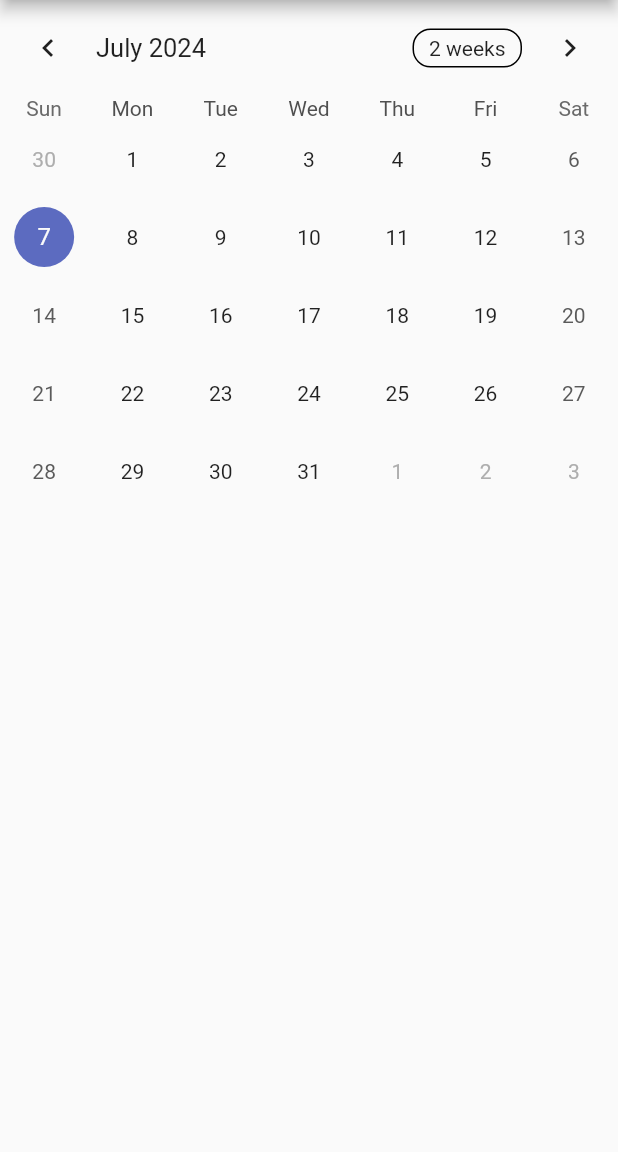
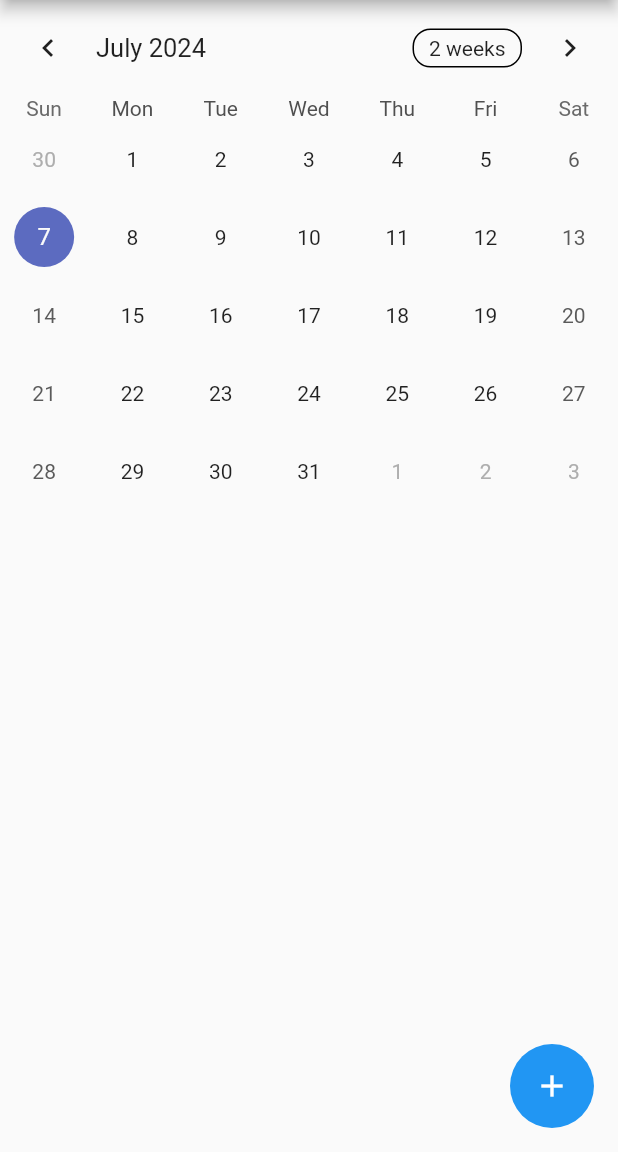
Before and after one commit to katsualonso14/Flutter-Workout-Managar, a Flutter app: the screen it shows once a user with an empty profile is signed in, on a phone screen of 412 x 824 dp, the part 84-1236 px from its top. Run offline on Flutter 3.47's test engine with Material 2 defaults, Android fonts, the phone set to English and light mode, and no system bars; drawn by our look-alikes of table_calendar; our stand-ins replace cloud_firestore, firebase_auth, firebase_core, flutter_hooks, flutter_riverpod, freezed_annotation and 2 more; accounts and stored records are empty; generated files the repository leaves out were written again.

Commit message:
イベント追加ボタン追加

```diff
--- a/lib/main.dart
+++ b/lib/main.dart
@@ -1,7 +1,7 @@
-import 'package:firebase_auth/firebase_auth.dart';
 import 'package:firebase_core/firebase_core.dart';
 import 'package:flutter/material.dart';
 import 'package:flutter_riverpod/flutter_riverpod.dart';
+import 'package:flutter_workout_manager/presentation/pages/add_page.dart';
 import 'package:flutter_workout_manager/presentation/pages/level_manage_page.dart';
 import 'package:flutter_workout_manager/presentation/pages/login.dart';
 import 'package:flutter_workout_manager/presentation/state/providers.dart';
--- a/lib/presentation/pages/level_manage_page.dart
+++ b/lib/presentation/pages/level_manage_page.dart
@@ -5,6 +5,7 @@ import 'package:flutter/material.dart';
 import 'package:flutter_hooks/flutter_hooks.dart';
 import 'package:flutter_riverpod/flutter_riverpod.dart';
 import 'package:flutter_workout_manager/presentation/controller/event_state_notifier.dart';
+import 'package:flutter_workout_manager/presentation/pages/add_page.dart';
 import 'package:hooks_riverpod/hooks_riverpod.dart';
 import 'package:table_calendar/table_calendar.dart';
 
@@ -18,20 +19,22 @@ class LevelManagePage extends HookConsumerWidget {
     CalendarFormat.week
   ];
 
+
   @override
   Widget build(BuildContext context, WidgetRef ref) {
     final formatIndex = useState(0); // カレンダーフォーマット変更用useState
     final _focusedDay = useState(DateTime.now()); // 初期値が今日日付のuseState
     final eventStateNotifier = ref.watch(eventStateNotifierProvider.notifier);
     final eventData = useState<Map<DateTime, List<String>>?>(null);
+    // final eventData = eventStateNotifier.getEventFromIds(data.uid);
 
     useEffect(() {
       // 初回データ取得
       eventStateNotifier.getEventFromIds(data.uid).then((value) {
         eventData.value = value;
       });
-      return null;
-    }, []);
+      return;
+    },const []);
 
     //　イベントカウント関数
     int eventCount(Map<DateTime, List<String>> eventData) {
@@ -45,16 +48,21 @@ class LevelManagePage extends HookConsumerWidget {
 
     return eventData.value == null
         ? const Center(child: CircularProgressIndicator())
-        : Column(
+        : Scaffold(
+            body: Column(
               children: [
                 TableCalendar(
                     firstDay: DateTime.utc(2023, 1, 1),
                     lastDay: DateTime.utc(2024, 12, 31),
+                    onPageChanged: (focusedDay) {
+                      _focusedDay.value = focusedDay;
+                    },
                     focusedDay: _focusedDay.value,
                     eventLoader: (date) {
                       return eventData.value![date] ?? [];
                     },
                     calendarFormat: _calendarFormat[formatIndex.value],
+
                     onFormatChanged: (format) {
                       if (formatIndex.value != format.index) {
                         formatIndex.value = format.index;
@@ -65,7 +73,6 @@ class LevelManagePage extends HookConsumerWidget {
                     },
                     onDaySelected: (selectedDay, focusedDay) {
                       _focusedDay.value = focusedDay;
-                    print(eventData.value![_focusedDay.value]);
                     }),
                 Expanded(
                   child: ListView.builder(
@@ -84,6 +91,21 @@ class LevelManagePage extends HookConsumerWidget {
                   ),
                 ),
               ],
+            ),
+            floatingActionButton: FloatingActionButton(
+              backgroundColor: Colors.blue,
+              onPressed: () {
+                Navigator.of(context)
+                    .push(MaterialPageRoute(builder: (context) {
+                  return AddPage(uid: data.uid);
+                }));
+              },
+              elevation: 0.0,
+              child: const Icon(
+                Icons.add,
+                color: Colors.white,
+              ),
+            ),
           );
   }
 }
```
Also changed, not shown: lib/presentation/controller/event_state_notifier.dart (+20 -2 lines), lib/presentation/pages/add_page.dart (+22 -16 lines). Lines whose indentation alone changed are shown as unchanged.
